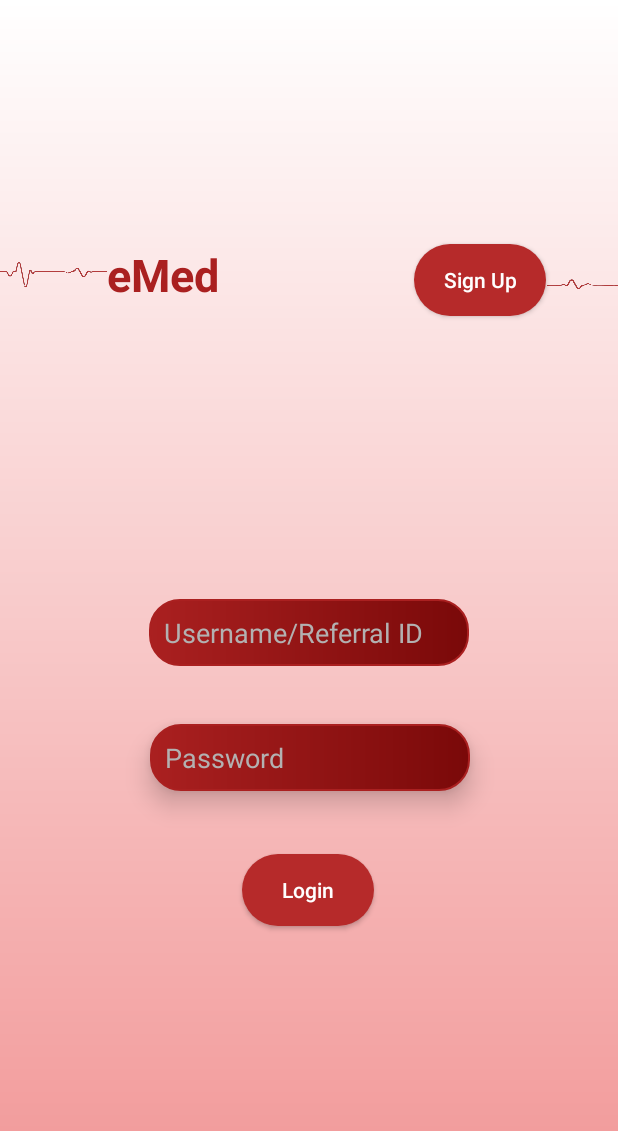
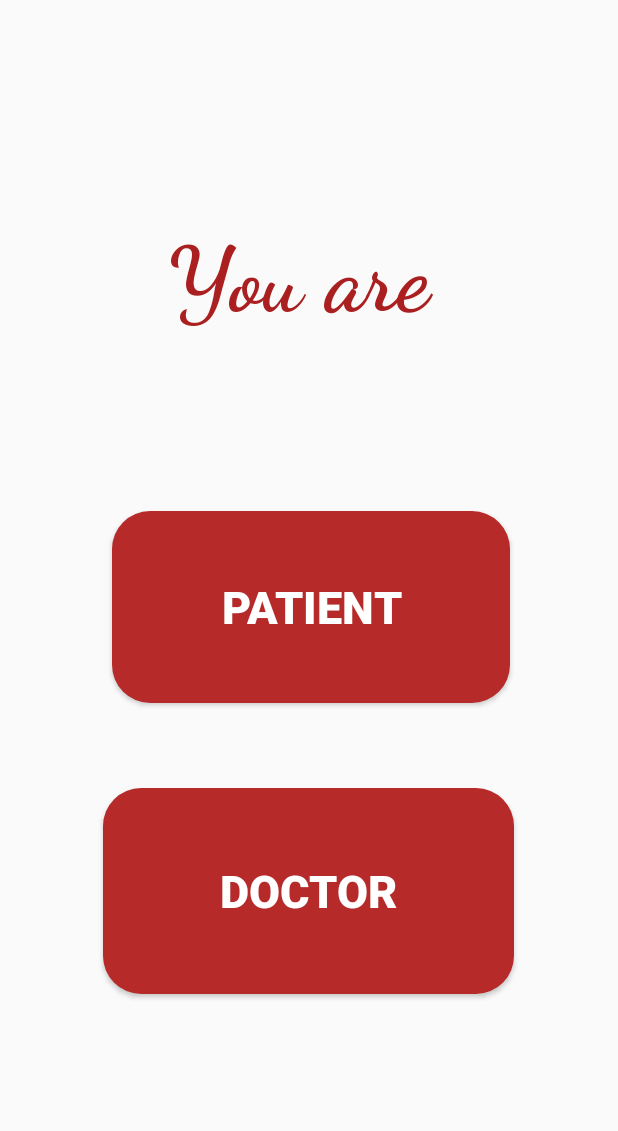
Before and after one commit to Jerinji2016/eMed, an Android app: the screen it shows after launch (MainActivity before the commit, SelectUserTypeActivity after it), after a tap on "Sign Up", on a phone screen of 412 x 824 dp. Shown: the top 1131 px of the screen. Run offline under Robolectric (Android 15) with nearby library versions, the phone set to English and light mode, and no system bars.

Commit message:
SignUp - Select User Type

```diff
--- a/app/src/main/AndroidManifest.xml
+++ b/app/src/main/AndroidManifest.xml
@@ -14,12 +14,14 @@
         android:supportsRtl="true"
         android:theme="@style/AppTheme"
         tools:ignore="GoogleAppIndexingWarning">
+        <activity android:name=".SelectUserTypeActivity"></activity>
         <activity android:name=".DoctorActivity" />
         <activity android:name=".PatientActivity" />
-        <activity android:name=".SignUpActivity" />
+        <activity android:name=".SignUpPatientActivity" />
         <activity android:name=".MainActivity">
             <intent-filter>
                 <action android:name="android.intent.action.MAIN" />
+
                 <category android:name="android.intent.category.LAUNCHER" />
             </intent-filter>
         </activity>
--- a/app/src/main/java/com/dev/emed/MainActivity.java
+++ b/app/src/main/java/com/dev/emed/MainActivity.java
@@ -28,7 +28,7 @@ public class MainActivity extends AppCompatActivity {
         signup_redirect.setOnClickListener(new View.OnClickListener() {
             @Override
             public void onClick(View v) {
-                Intent i = new Intent(MainActivity.this, SignUpActivity.class);
+                Intent i = new Intent(MainActivity.this, SelectUserTypeActivity.class);
                 startActivity(i);
             }
         });
--- /dev/null
+++ b/app/src/main/java/com/dev/emed/SelectUserTypeActivity.java
@@ -0,0 +1,36 @@
+package com.dev.emed;
+
+import androidx.appcompat.app.AppCompatActivity;
+
+import android.content.Intent;
+import android.os.Bundle;
+import android.view.View;
+import android.widget.Button;
+import android.widget.Toast;
+
+public class SelectUserTypeActivity extends AppCompatActivity {
+
+    @Override
+    protected void onCreate(Bundle savedInstanceState) {
+        super.onCreate(savedInstanceState);
+        setContentView(R.layout.activity_select_user_type);
+
+        Button docBtn = findViewById(R.id.doctor_btn);
+        Button patientBtn = findViewById(R.id.patient_btn);
+
+        docBtn.setOnClickListener(new View.OnClickListener() {
+            @Override
+            public void onClick(View v) {
+                Toast.makeText(getApplicationContext(), "We are working on it.. ", Toast.LENGTH_SHORT).show();
+            }
+        });
+
+        patientBtn.setOnClickListener(new View.OnClickListener() {
+            @Override
+            public void onClick(View v) {
+                Intent i = new Intent(SelectUserTypeActivity.this, SignUpPatientActivity.class);
+                startActivity(i);
+            }
+        });
+    }
+}
--- a/app/src/main/res/layout/activity_main.xml
+++ b/app/src/main/res/layout/activity_main.xml
@@ -54,8 +54,10 @@
         android:rotation="180"
         app:layout_constraintBottom_toBottomOf="parent"
         app:layout_constraintEnd_toStartOf="@+id/title-text"
+        app:layout_constraintHorizontal_bias="1.0"
+        app:layout_constraintStart_toStartOf="parent"
         app:layout_constraintTop_toTopOf="parent"
-        app:layout_constraintVertical_bias="0.188"
+        app:layout_constraintVertical_bias="0.191"
         app:srcCompat="@drawable/img_ecg"
         tools:ignore="MissingConstraints" />
 
--- /dev/null
+++ b/app/src/main/res/layout/activity_select_user_type.xml
@@ -0,0 +1,51 @@
+<?xml version="1.0" encoding="utf-8"?>
+<androidx.constraintlayout.widget.ConstraintLayout xmlns:android="http://schemas.android.com/apk/res/android"
+    xmlns:app="http://schemas.android.com/apk/res-auto"
+    xmlns:tools="http://schemas.android.com/tools"
+    android:layout_width="match_parent"
+    android:layout_height="match_parent"
+    tools:context=".SelectUserTypeActivity">
+
+    <TextView
+        android:id="@+id/select_user_text"
+        android:layout_width="455dp"
+        android:layout_height="103dp"
+        android:fontFamily="cursive"
+        android:gravity="center"
+        android:text="You are "
+        android:textColor="#aa2020"
+        android:textSize="60sp"
+        android:textStyle="bold"
+        app:layout_constraintBottom_toBottomOf="parent"
+        app:layout_constraintEnd_toEndOf="parent"
+        app:layout_constraintStart_toStartOf="parent"
+        app:layout_constraintTop_toTopOf="parent"
+        app:layout_constraintVertical_bias="0.187" />
+
+    <Button
+        style="@style/user_select_btn"
+        android:id="@+id/patient_btn"
+        android:layout_width="265dp"
+        android:layout_height="128dp"
+        android:text="Patient"
+        app:layout_constraintBottom_toBottomOf="parent"
+        app:layout_constraintEnd_toEndOf="parent"
+        app:layout_constraintHorizontal_bias="0.511"
+        app:layout_constraintStart_toStartOf="parent"
+        app:layout_constraintTop_toBottomOf="@+id/select_user_text"
+        app:layout_constraintVertical_bias="0.224" />
+
+    <Button
+        style="@style/user_select_btn"
+        android:id="@+id/doctor_btn"
+        android:layout_width="274dp"
+        android:layout_height="137dp"
+        android:text="Doctor"
+        app:layout_constraintBottom_toBottomOf="parent"
+        app:layout_constraintEnd_toEndOf="parent"
+        app:layout_constraintHorizontal_bias="0.499"
+        app:layout_constraintStart_toStartOf="parent"
+        app:layout_constraintTop_toBottomOf="@+id/patient_btn"
+        app:layout_constraintVertical_bias="0.259" />
+
+</androidx.constraintlayout.widget.ConstraintLayout>
--- a/app/src/main/res/values/styles.xml
+++ b/app/src/main/res/values/styles.xml
@@ -37,9 +37,15 @@
     </style>
 
     <style name="doc_profile_text">
-        <item name="android:textSize">15sp</item>
         <item name="android:gravity">center_vertical</item>
         <item name="android:textColor">#FFF</item>
         <item name="android:textSize">18sp</item>
     </style>
+
+    <style name="user_select_btn">
+        <item name="android:background">@drawable/btn_primary_default</item>
+        <item name="android:textColor">#FFF</item>
+        <item name="android:textStyle">bold</item>
+        <item name="android:textSize">30sp</item>
+    </style>
 </resources>
```
